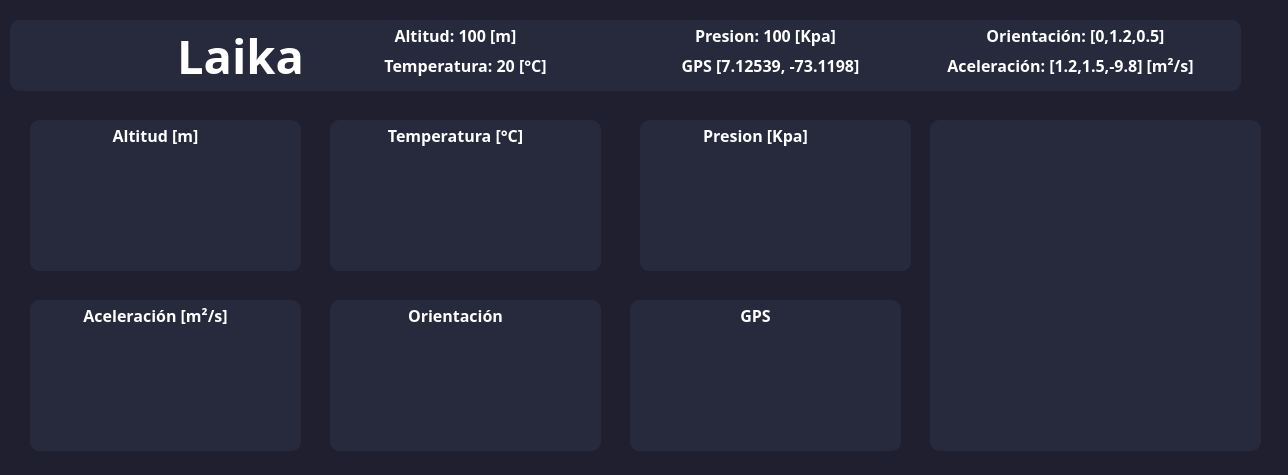
Before: the Qt Designer form Oscuro_grafica.ui in DaniDotExe/Telemetry, drawn with Qt 5.
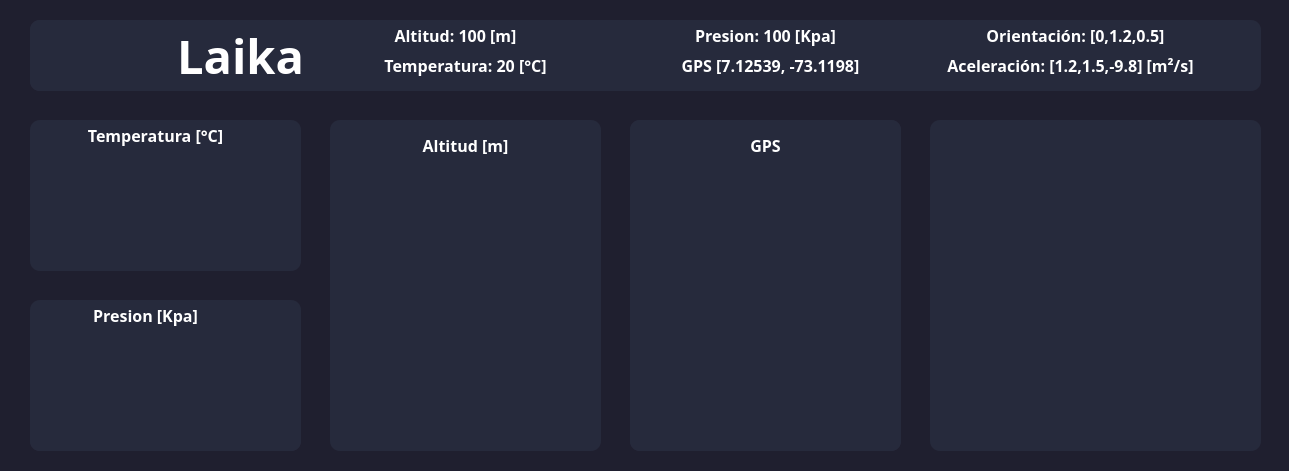
After: the same form once the commit is applied. Icons and pictures are not drawn.

What changed in the file:
```diff
--- a/Oscuro_grafica.ui
+++ b/Oscuro_grafica.ui
@@ -6,8 +6,8 @@
    <rect>
     <x>0</x>
     <y>0</y>
-    <width>1288</width>
-    <height>475</height>
+    <width>1289</width>
+    <height>471</height>
    </rect>
   </property>
   <property name="windowTitle">
@@ -87,8 +87,8 @@
   <widget class="QLabel" name="LIVE_12">
    <property name="geometry">
     <rect>
-     <x>640</x>
-     <y>120</y>
+     <x>30</x>
+     <y>300</y>
      <width>271</width>
      <height>151</height>
     </rect>
@@ -121,8 +121,8 @@
   <widget class="QLabel" name="Titlle_16">
    <property name="geometry">
     <rect>
-     <x>680</x>
-     <y>120</y>
+     <x>70</x>
+     <y>300</y>
      <width>151</width>
      <height>31</height>
     </rect>
@@ -152,7 +152,7 @@
   <widget class="QLabel" name="Titlle_39">
    <property name="geometry">
     <rect>
-     <x>380</x>
+     <x>80</x>
      <y>120</y>
      <width>151</width>
      <height>31</height>
@@ -183,7 +183,7 @@
   <widget class="QLabel" name="LIVE_140">
    <property name="geometry">
     <rect>
-     <x>330</x>
+     <x>30</x>
      <y>120</y>
      <width>271</width>
      <height>151</height>
@@ -217,8 +217,8 @@
   <widget class="QLabel" name="Titlle_53">
    <property name="geometry">
     <rect>
-     <x>80</x>
-     <y>120</y>
+     <x>390</x>
+     <y>130</y>
      <width>151</width>
      <height>31</height>
     </rect>
@@ -248,10 +248,10 @@
   <widget class="QLabel" name="LIVE_15">
    <property name="geometry">
     <rect>
-     <x>30</x>
+     <x>630</x>
      <y>120</y>
      <width>271</width>
-     <height>151</height>
+     <height>331</height>
     </rect>
    </property>
    <property name="autoFillBackground">
@@ -279,141 +279,11 @@
     <set>Qt::AlignLeading|Qt::AlignLeft|Qt::AlignVCenter</set>
    </property>
   </widget>
-  <widget class="QLabel" name="LIVE_16">
-   <property name="geometry">
-    <rect>
-     <x>30</x>
-     <y>300</y>
-     <width>271</width>
-     <height>151</height>
-    </rect>
-   </property>
-   <property name="autoFillBackground">
-    <bool>false</bool>
-   </property>
-   <property name="styleSheet">
-    <string notr="true">color:black;
-background-color: rgb(38, 42, 60);
-border-radius: 10px;
-</string>
-   </property>
-   <property name="frameShape">
-    <enum>QFrame::NoFrame</enum>
-   </property>
-   <property name="frameShadow">
-    <enum>QFrame::Plain</enum>
-   </property>
-   <property name="text">
-    <string/>
-   </property>
-   <property name="scaledContents">
-    <bool>true</bool>
-   </property>
-   <property name="alignment">
-    <set>Qt::AlignLeading|Qt::AlignLeft|Qt::AlignVCenter</set>
-   </property>
-  </widget>
-  <widget class="QLabel" name="Titlle_83">
-   <property name="geometry">
-    <rect>
-     <x>80</x>
-     <y>300</y>
-     <width>151</width>
-     <height>31</height>
-    </rect>
-   </property>
-   <property name="font">
-    <font>
-     <family>Trebuchet MS</family>
-     <pointsize>12</pointsize>
-     <weight>75</weight>
-     <bold>true</bold>
-    </font>
-   </property>
-   <property name="styleSheet">
-    <string notr="true">color:white;
-background-color: transparent</string>
-   </property>
-   <property name="frameShape">
-    <enum>QFrame::NoFrame</enum>
-   </property>
-   <property name="text">
-    <string>Aceleración [m²/s]</string>
-   </property>
-   <property name="alignment">
-    <set>Qt::AlignCenter</set>
-   </property>
-  </widget>
-  <widget class="QLabel" name="LIVE_17">
-   <property name="geometry">
-    <rect>
-     <x>330</x>
-     <y>300</y>
-     <width>271</width>
-     <height>151</height>
-    </rect>
-   </property>
-   <property name="autoFillBackground">
-    <bool>false</bool>
-   </property>
-   <property name="styleSheet">
-    <string notr="true">color:black;
-background-color: rgb(38, 42, 60);
-border-radius: 10px;
-</string>
-   </property>
-   <property name="frameShape">
-    <enum>QFrame::NoFrame</enum>
-   </property>
-   <property name="frameShadow">
-    <enum>QFrame::Plain</enum>
-   </property>
-   <property name="text">
-    <string/>
-   </property>
-   <property name="scaledContents">
-    <bool>true</bool>
-   </property>
-   <property name="alignment">
-    <set>Qt::AlignLeading|Qt::AlignLeft|Qt::AlignVCenter</set>
-   </property>
-  </widget>
-  <widget class="QLabel" name="Titlle_94">
-   <property name="geometry">
-    <rect>
-     <x>380</x>
-     <y>300</y>
-     <width>151</width>
-     <height>31</height>
-    </rect>
-   </property>
-   <property name="font">
-    <font>
-     <family>Trebuchet MS</family>
-     <pointsize>12</pointsize>
-     <weight>75</weight>
-     <bold>true</bold>
-    </font>
-   </property>
-   <property name="styleSheet">
-    <string notr="true">color:white;
-background-color: transparent</string>
-   </property>
-   <property name="frameShape">
-    <enum>QFrame::NoFrame</enum>
-   </property>
-   <property name="text">
-    <string>Orientación</string>
-   </property>
-   <property name="alignment">
-    <set>Qt::AlignCenter</set>
-   </property>
-  </widget>
   <widget class="QLabel" name="Titlle_112">
    <property name="geometry">
     <rect>
-     <x>680</x>
-     <y>300</y>
+     <x>690</x>
+     <y>130</y>
      <width>151</width>
      <height>31</height>
     </rect>
@@ -478,7 +348,7 @@
   <widget class="QLabel" name="LIVE_20">
    <property name="geometry">
     <rect>
-     <x>10</x>
+     <x>30</x>
      <y>20</y>
      <width>1231</width>
      <height>71</height>
@@ -702,9 +572,9 @@
   <widget class="QLabel" name="Titlle_129">
    <property name="geometry">
     <rect>
-     <x>670</x>
+     <x>650</x>
      <y>50</y>
-     <width>201</width>
+     <width>241</width>
      <height>31</height>
     </rect>
    </property>
@@ -1005,7 +875,7 @@
   <widget class="QLabel" name="Titlle_181">
    <property name="geometry">
     <rect>
-     <x>855</x>
+     <x>880</x>
      <y>55</y>
      <width>41</width>
      <height>21</height>
@@ -1142,9 +1012,9 @@
    <property name="geometry">
     <rect>
      <x>630</x>
-     <y>300</y>
+     <y>120</y>
      <width>271</width>
-     <height>151</height>
+     <height>331</height>
     </rect>
    </property>
    <property name="autoFillBackground">
@@ -1175,9 +1045,9 @@
   <widget class="QLabel" name="LIVE_14">
    <property name="geometry">
     <rect>
-     <x>320</x>
+     <x>30</x>
      <y>140</y>
-     <width>291</width>
+     <width>271</width>
      <height>131</height>
     </rect>
    </property>
@@ -1208,8 +1078,8 @@
   <widget class="QLabel" name="LIVE_18">
    <property name="geometry">
     <rect>
-     <x>640</x>
-     <y>140</y>
+     <x>30</x>
+     <y>320</y>
      <width>271</width>
      <height>131</height>
     </rect>
@@ -1242,78 +1112,10 @@
   <widget class="QLabel" name="LIVE_23">
    <property name="geometry">
     <rect>
-     <x>630</x>
-     <y>320</y>
-     <width>271</width>
-     <height>131</height>
-    </rect>
-   </property>
-   <property name="autoFillBackground">
-    <bool>false</bool>
-   </property>
-   <property name="styleSheet">
-    <string notr="true">color:black;
-background-color: rgb(38, 42, 60);
-border-radius: 10px;
-</string>
-   </property>
-   <property name="frameShape">
-    <enum>QFrame::NoFrame</enum>
-   </property>
-   <property name="frameShadow">
-    <enum>QFrame::Plain</enum>
-   </property>
-   <property name="text">
-    <string/>
-   </property>
-   <property name="scaledContents">
-    <bool>true</bool>
-   </property>
-   <property name="alignment">
-    <set>Qt::AlignLeading|Qt::AlignLeft|Qt::AlignVCenter</set>
-   </property>
-  </widget>
-  <widget class="QLabel" name="LIVE_24">
-   <property name="geometry">
-    <rect>
      <x>330</x>
-     <y>320</y>
+     <y>120</y>
      <width>271</width>
-     <height>131</height>
-    </rect>
-   </property>
-   <property name="autoFillBackground">
-    <bool>false</bool>
-   </property>
-   <property name="styleSheet">
-    <string notr="true">color:black;
-background-color: rgb(38, 42, 60);
-border-radius: 10px;
-</string>
-   </property>
-   <property name="frameShape">
-    <enum>QFrame::NoFrame</enum>
-   </property>
-   <property name="frameShadow">
-    <enum>QFrame::Plain</enum>
-   </property>
-   <property name="text">
-    <string/>
-   </property>
-   <property name="scaledContents">
-    <bool>true</bool>
-   </property>
-   <property name="alignment">
-    <set>Qt::AlignLeading|Qt::AlignLeft|Qt::AlignVCenter</set>
-   </property>
-  </widget>
-  <widget class="QLabel" name="LIVE_25">
-   <property name="geometry">
-    <rect>
-     <x>30</x>
-     <y>320</y>
-     <width>271</width>
-     <height>131</height>
+     <height>331</height>
     </rect>
    </property>
    <property name="autoFillBackground">
@@ -1344,10 +1146,10 @@
   <widget class="QLabel" name="LIVE_26">
    <property name="geometry">
     <rect>
-     <x>30</x>
-     <y>140</y>
-     <width>271</width>
-     <height>131</height>
+     <x>340</x>
+     <y>180</y>
+     <width>261</width>
+     <height>231</height>
     </rect>
    </property>
    <property name="autoFillBackground">
```
Left out of the diff: 10 changed lines with no effect on the pictures.
